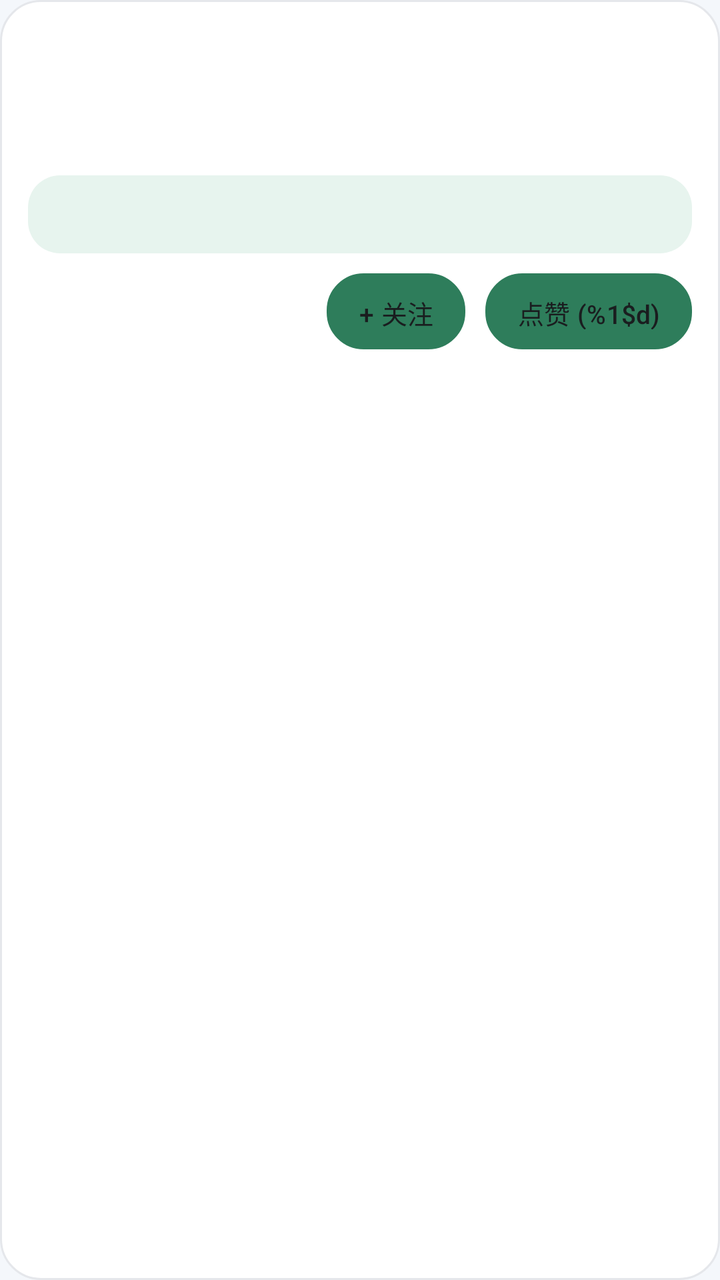
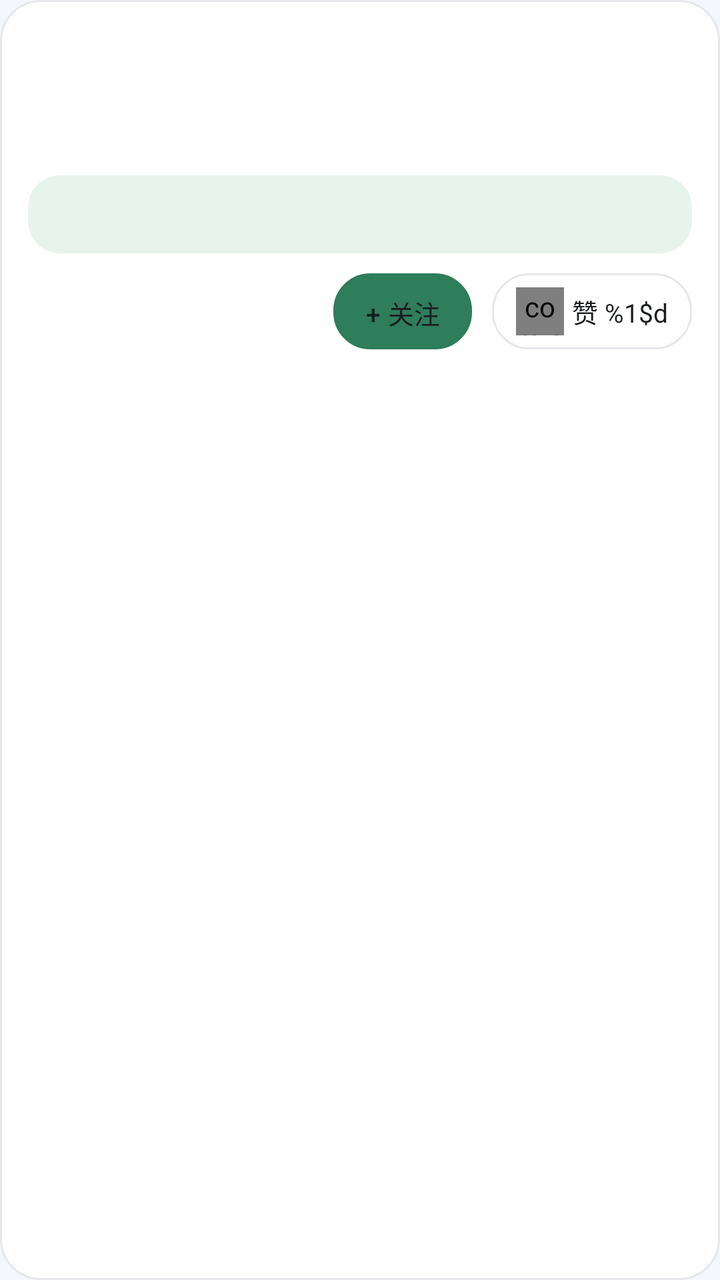

Compare the two renders of this Android layout. The source of the first and the diff that turns it into the second are given below.
<!-- AndroidManifest.xml: application theme Theme.FitnessCheckInApp -->
<!-- res/layout/item_feed.xml -->
<?xml version="1.0" encoding="utf-8"?>
<LinearLayout xmlns:android="http://schemas.android.com/apk/res/android"
    android:layout_width="match_parent"
    android:layout_height="wrap_content"
    android:layout_marginBottom="10dp"
    android:background="@drawable/bg_card"
    android:orientation="vertical"
    android:padding="14dp">

    
    <TextView
        android:id="@+id/tvFeedNickname"
        android:layout_width="wrap_content"
        android:layout_height="wrap_content"
        android:textColor="@color/primary_dark"
        android:textSize="16sp"
        android:textStyle="bold" />

    
    <TextView
        android:id="@+id/tvFeedSportInfo"
        android:layout_width="match_parent"
        android:layout_height="wrap_content"
        android:layout_marginTop="6dp"
        android:textColor="@color/text_primary"
        android:textSize="15sp" />

    
    <TextView
        android:id="@+id/tvFeedTime"
        android:layout_width="match_parent"
        android:layout_height="wrap_content"
        android:layout_marginTop="4dp"
        android:textColor="@color/text_secondary"
        android:textSize="13sp" />

    
    <TextView
        android:id="@+id/tvFeedRemark"
        android:layout_width="match_parent"
        android:layout_height="wrap_content"
        android:layout_marginTop="4dp"
        android:background="@drawable/bg_highlight"
        android:padding="10dp"
        android:textColor="@color/text_primary"
        android:textSize="14sp" />

    
    <LinearLayout
        android:layout_width="match_parent"
        android:layout_height="wrap_content"
        android:layout_marginTop="10dp"
        android:gravity="end"
        android:orientation="horizontal">

        <Button
            android:id="@+id/btnFeedFollow"
            android:layout_width="wrap_content"
            android:layout_height="38dp"
            android:layout_marginEnd="10dp"
            android:background="@drawable/bg_button_secondary"
            android:minWidth="0dp"
            android:paddingHorizontal="16dp"
            android:text="@string/feed_follow"
            android:textColor="@color/text_primary"
            android:textSize="13sp" />

        <Button
            android:id="@+id/btnFeedLike"
            android:layout_width="wrap_content"
            android:layout_height="38dp"
            android:background="@drawable/bg_button_secondary"
            android:minWidth="0dp"
            android:paddingHorizontal="16dp"
            android:text="@string/feed_like"
            android:textColor="@color/text_primary"
            android:textSize="13sp" />
    </LinearLayout>
</LinearLayout>
<!-- resources referenced by this layout -->
<resources>
  <color name="primary_dark">#FF1F5C42</color>
  <color name="text_primary">#FF1A1D1F</color>
  <color name="text_secondary">#FF6B7280</color>
  <!-- drawable bg_button_secondary (drawable) -->
  <?xml version="1.0" encoding="utf-8"?>
  <selector xmlns:android="http://schemas.android.com/apk/res/android">
      <item android:state_enabled="false">
          <shape>
              <solid android:color="@color/divider" />
              <corners android:radius="18dp" />
              <stroke
                  android:width="1dp"
                  android:color="@color/divider" />
          </shape>
      </item>
      <item>
          <shape>
              <solid android:color="@color/white" />
              <corners android:radius="18dp" />
              <stroke
                  android:width="1dp"
                  android:color="@color/divider" />
          </shape>
      </item>
  </selector>
  <!-- drawable bg_card (drawable) -->
  <?xml version="1.0" encoding="utf-8"?>
  <shape xmlns:android="http://schemas.android.com/apk/res/android">
      <solid android:color="@color/card_background" />
      <corners android:radius="20dp" />
      <stroke
          android:width="1dp"
          android:color="@color/divider" />
      <padding
          android:left="16dp"
          android:top="16dp"
          android:right="16dp"
          android:bottom="16dp" />
  </shape>
  <!-- drawable bg_highlight (drawable) -->
  <?xml version="1.0" encoding="utf-8"?>
  <shape xmlns:android="http://schemas.android.com/apk/res/android">
      <solid android:color="@color/secondary" />
      <corners android:radius="16dp" />
  </shape>
  <string name="feed_follow">+ 关注</string>
  <string name="feed_like">点赞 (%1$d)</string>
  <style name="Theme.FitnessCheckInApp" parent="Base.Theme.FitnessCheckInApp" />
  <color name="divider">#FFE5E7EB</color>
  <color name="white">#FFFFFFFF</color>
  <color name="card_background">#FFFFFFFF</color>
  <color name="secondary">#FFE7F4EE</color>
  <style name="Base.Theme.FitnessCheckInApp" parent="Theme.Material3.DayNight.NoActionBar">
          <item name="android:windowBackground">@color/app_background</item>
          <item name="colorPrimary">@color/primary</item>
          <item name="colorPrimaryContainer">@color/secondary</item>
          <item name="android:statusBarColor">@color/primary_dark</item>
          <item name="android:navigationBarColor">@color/white</item>
          <item name="android:textColorPrimary">@color/text_primary</item>
          <item name="android:textColorSecondary">@color/text_secondary</item>
      </style>
  <color name="app_background">#FFF4F7FB</color>
  <color name="primary">#FF2E7D5B</color>
</resources>

<!-- the commit's change to res/layout/item_feed.xml (unified diff, before → after) -->
@@ -65,15 +65,32 @@
             android:textColor="@color/text_primary"
             android:textSize="13sp" />
 
-        <Button
+        
+        <LinearLayout
             android:id="@+id/btnFeedLike"
             android:layout_width="wrap_content"
             android:layout_height="38dp"
             android:background="@drawable/bg_button_secondary"
+            android:gravity="center_vertical"
             android:minWidth="0dp"
-            android:paddingHorizontal="16dp"
-            android:text="@string/feed_like"
-            android:textColor="@color/text_primary"
-            android:textSize="13sp" />
+            android:orientation="horizontal"
+            android:paddingHorizontal="12dp">
+
+            <com.airbnb.lottie.LottieAnimationView
+                android:id="@+id/lottieHeart"
+                android:layout_width="24dp"
+                android:layout_height="24dp"
+                xmlns:app="http://schemas.android.com/apk/res-auto"
+                app:lottie_fileName="animations/heart.json" />
+
+            <TextView
+                android:id="@+id/tvLikeCount"
+                android:layout_width="wrap_content"
+                android:layout_height="wrap_content"
+                android:layout_marginStart="4dp"
+                android:text="@string/feed_like_count"
+                android:textColor="@color/text_primary"
+                android:textSize="13sp" />
+        </LinearLayout>
     </LinearLayout>
 </LinearLayout>
<!-- resource entries referenced after the edit -->
@@ -46,7 +46,7 @@
       <corners android:radius="16dp" />
   </shape>
   <string name="feed_follow">+ 关注</string>
-  <string name="feed_like">点赞 (%1$d)</string>
+  <string name="feed_like_count">赞 %1$d</string>
   <style name="Theme.FitnessCheckInApp" parent="Base.Theme.FitnessCheckInApp" />
   <color name="divider">#FFE5E7EB</color>
   <color name="white">#FFFFFFFF</color>
